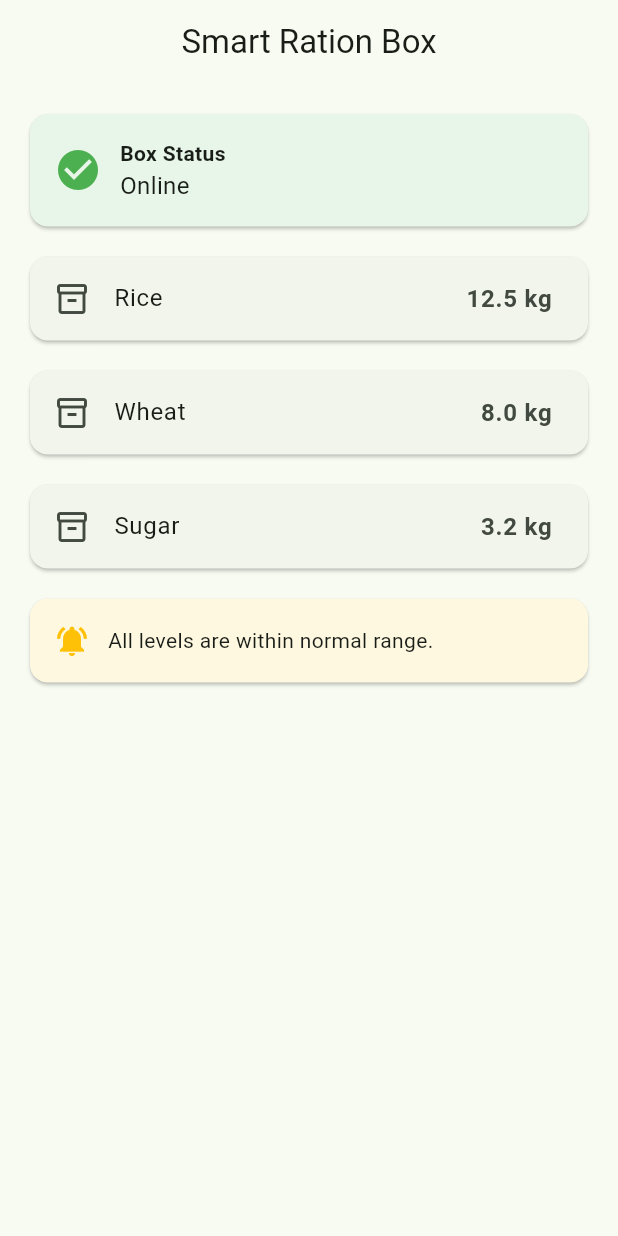
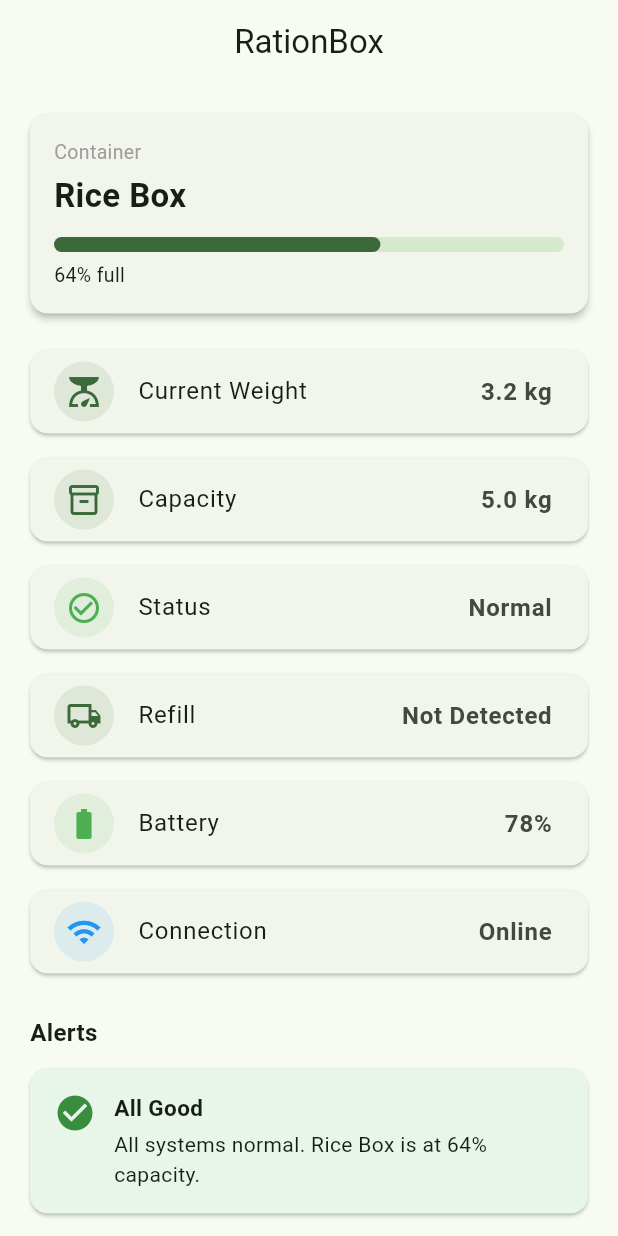
Before and after one commit to Druv08/smart-ration-box-app, a Flutter app: the screen it shows after launch, on a phone screen of 412 x 824 dp. Run offline on Flutter 3.47's test engine with Material 3 defaults, Android fonts, the light colour scheme and no system bars.

Commit message:
Add basic Smart Ration Box dashboard with dummy data

```diff
--- a/lib/data/dummy_data.dart
+++ b/lib/data/dummy_data.dart
@@ -1,11 +1,14 @@
 import '../models/smart_box_data.dart';
 
 class DummyData {
-  static SmartBoxData sampleBox = SmartBoxData(
-    status: 'Online',
-    riceKg: 12.5,
-    wheatKg: 8.0,
-    sugarKg: 3.2,
-    lastUpdated: DateTime.now(),
+  static const SmartBoxData sampleBox = SmartBoxData(
+    containerName: 'Rice Box',
+    currentWeight: 3.2,
+    capacity: 5.0,
+    stockLevel: 64,
+    status: 'Normal',
+    refillDetected: false,
+    battery: 78,
+    connectionStatus: 'Online',
   );
 }
--- a/lib/models/smart_box_data.dart
+++ b/lib/models/smart_box_data.dart
@@ -1,15 +1,21 @@
 class SmartBoxData {
+  final String containerName;
+  final double currentWeight; // in kg
+  final double capacity; // in kg
+  final double stockLevel; // 0-100 (%)
   final String status;
-  final double riceKg;
-  final double wheatKg;
-  final double sugarKg;
-  final DateTime lastUpdated;
+  final bool refillDetected;
+  final int battery; // 0-100 (%)
+  final String connectionStatus;
 
   const SmartBoxData({
+    required this.containerName,
+    required this.currentWeight,
+    required this.capacity,
+    required this.stockLevel,
     required this.status,
-    required this.riceKg,
-    required this.wheatKg,
-    required this.sugarKg,
-    required this.lastUpdated,
+    required this.refillDetected,
+    required this.battery,
+    required this.connectionStatus,
   });
 }
--- a/lib/screens/dashboard_screen.dart
+++ b/lib/screens/dashboard_screen.dart
@@ -1,9 +1,9 @@
 import 'package:flutter/material.dart';
 
 import '../data/dummy_data.dart';
+import '../utils/constants.dart';
 import '../widgets/alert_card.dart';
 import '../widgets/info_card.dart';
-import '../widgets/status_card.dart';
 
 class DashboardScreen extends StatelessWidget {
   const DashboardScreen({super.key});
@@ -11,23 +11,124 @@ class DashboardScreen extends StatelessWidget {
   @override
   Widget build(BuildContext context) {
     final data = DummyData.sampleBox;
+    final isOnline = data.connectionStatus.toLowerCase() == 'online';
+    final lowStock = data.stockLevel < 25;
+    final lowBattery = data.battery < 20;
+    final hasAlert = lowStock || lowBattery || !isOnline;
+
+    final alertMessage = hasAlert
+        ? [
+            if (lowStock) 'Stock level is low.',
+            if (lowBattery) 'Battery is low.',
+            if (!isOnline) 'Device is offline.',
+          ].join(' ')
+        : 'All systems normal. ${data.containerName} is at '
+              '${data.stockLevel.toStringAsFixed(0)}% capacity.';
 
     return Scaffold(
-      appBar: AppBar(title: const Text('Smart Ration Box'), centerTitle: true),
+      appBar: AppBar(
+        title: const Text(AppConstants.appName),
+        centerTitle: true,
+      ),
       body: SingleChildScrollView(
-        padding: const EdgeInsets.all(16),
+        padding: const EdgeInsets.all(AppConstants.defaultPadding),
         child: Column(
           crossAxisAlignment: CrossAxisAlignment.stretch,
           children: [
-            StatusCard(status: data.status),
-            const SizedBox(height: 12),
-            InfoCard(label: 'Rice', value: '${data.riceKg} kg'),
-            const SizedBox(height: 12),
-            InfoCard(label: 'Wheat', value: '${data.wheatKg} kg'),
-            const SizedBox(height: 12),
-            InfoCard(label: 'Sugar', value: '${data.sugarKg} kg'),
-            const SizedBox(height: 12),
-            const AlertCard(message: 'All levels are within normal range.'),
+            // Container header
+            Card(
+              elevation: 2,
+              shape: RoundedRectangleBorder(
+                borderRadius: BorderRadius.circular(12),
+              ),
+              child: Padding(
+                padding: const EdgeInsets.all(16),
+                child: Column(
+                  crossAxisAlignment: CrossAxisAlignment.start,
+                  children: [
+                    const Text(
+                      'Container',
+                      style: TextStyle(fontSize: 13, color: Colors.grey),
+                    ),
+                    const SizedBox(height: 4),
+                    Text(
+                      data.containerName,
+                      style: const TextStyle(
+                        fontSize: 22,
+                        fontWeight: FontWeight.bold,
+                      ),
+                    ),
+                    const SizedBox(height: 12),
+                    LinearProgressIndicator(
+                      value: (data.stockLevel / 100).clamp(0.0, 1.0),
+                      minHeight: 10,
+                      borderRadius: BorderRadius.circular(6),
+                    ),
+                    const SizedBox(height: 6),
+                    Text(
+                      '${data.stockLevel.toStringAsFixed(0)}% full',
+                      style: const TextStyle(fontSize: 13),
+                    ),
+                  ],
+                ),
+              ),
+            ),
+            const SizedBox(height: 16),
+
+            // Info cards
+            InfoCard(
+              icon: Icons.scale,
+              label: 'Current Weight',
+              value: '${data.currentWeight} kg',
+            ),
+            const SizedBox(height: 8),
+            InfoCard(
+              icon: Icons.inventory_2_outlined,
+              label: 'Capacity',
+              value: '${data.capacity} kg',
+            ),
+            const SizedBox(height: 8),
+            InfoCard(
+              icon: Icons.check_circle_outline,
+              label: 'Status',
+              value: data.status,
+              iconColor: Colors.green,
+            ),
+            const SizedBox(height: 8),
+            InfoCard(
+              icon: Icons.local_shipping_outlined,
+              label: 'Refill',
+              value: data.refillDetected ? 'Detected' : 'Not Detected',
+            ),
+            const SizedBox(height: 8),
+            InfoCard(
+              icon: Icons.battery_full,
+              label: 'Battery',
+              value: '${data.battery}%',
+              iconColor: lowBattery ? Colors.red : Colors.green,
+            ),
+            const SizedBox(height: 8),
+            InfoCard(
+              icon: isOnline ? Icons.wifi : Icons.wifi_off,
+              label: 'Connection',
+              value: data.connectionStatus,
+              iconColor: isOnline ? Colors.blue : Colors.red,
+            ),
+            const SizedBox(height: 16),
+
+            // Alerts
+            const Padding(
+              padding: EdgeInsets.symmetric(vertical: 8, horizontal: 4),
+              child: Text(
+                'Alerts',
+                style: TextStyle(fontSize: 16, fontWeight: FontWeight.bold),
+              ),
+            ),
+            AlertCard(
+              title: hasAlert ? 'Attention Needed' : 'All Good',
+              message: alertMessage,
+              isWarning: hasAlert,
+            ),
           ],
         ),
       ),
--- a/lib/utils/constants.dart
+++ b/lib/utils/constants.dart
@@ -3,7 +3,8 @@ import 'package:flutter/material.dart';
 class AppConstants {
   AppConstants._();
 
-  static const String appName = 'Smart Ration Box';
+  static const String appName = 'RationBox';
+  static const String projectName = 'Smart Ration Box';
   static const Color primaryColor = Color(0xFF2E7D32); // green
   static const double defaultPadding = 16.0;
 }
--- a/lib/widgets/alert_card.dart
+++ b/lib/widgets/alert_card.dart
@@ -1,21 +1,50 @@
 import 'package:flutter/material.dart';
 
 class AlertCard extends StatelessWidget {
+  final String title;
   final String message;
+  final bool isWarning;
 
-  const AlertCard({super.key, required this.message});
+  const AlertCard({
+    super.key,
+    required this.title,
+    required this.message,
+    this.isWarning = false,
+  });
 
   @override
   Widget build(BuildContext context) {
+    final bgColor = isWarning ? Colors.amber.shade50 : Colors.green.shade50;
+    final iconColor = isWarning ? Colors.amber.shade800 : Colors.green.shade700;
+    final icon = isWarning ? Icons.warning_amber_rounded : Icons.check_circle;
+
     return Card(
-      color: Colors.amber.shade50,
+      color: bgColor,
+      elevation: 1,
+      shape: RoundedRectangleBorder(borderRadius: BorderRadius.circular(12)),
       child: Padding(
         padding: const EdgeInsets.all(16),
         child: Row(
+          crossAxisAlignment: CrossAxisAlignment.start,
           children: [
-            const Icon(Icons.notifications_active, color: Colors.amber),
+            Icon(icon, color: iconColor, size: 28),
             const SizedBox(width: 12),
-            Expanded(child: Text(message)),
+            Expanded(
+              child: Column(
+                crossAxisAlignment: CrossAxisAlignment.start,
+                children: [
+                  Text(
+                    title,
+                    style: const TextStyle(
+                      fontWeight: FontWeight.bold,
+                      fontSize: 15,
+                    ),
+                  ),
+                  const SizedBox(height: 4),
+                  Text(message, style: const TextStyle(fontSize: 14)),
+                ],
+              ),
+            ),
           ],
         ),
       ),
--- a/lib/widgets/info_card.dart
+++ b/lib/widgets/info_card.dart
@@ -1,16 +1,31 @@
 import 'package:flutter/material.dart';
 
 class InfoCard extends StatelessWidget {
+  final IconData icon;
   final String label;
   final String value;
+  final Color? iconColor;
 
-  const InfoCard({super.key, required this.label, required this.value});
+  const InfoCard({
+    super.key,
+    required this.label,
+    required this.value,
+    this.icon = Icons.inventory_2_outlined,
+    this.iconColor,
+  });
 
   @override
   Widget build(BuildContext context) {
+    final theme = Theme.of(context);
     return Card(
+      elevation: 1,
+      shape: RoundedRectangleBorder(borderRadius: BorderRadius.circular(12)),
       child: ListTile(
-        leading: const Icon(Icons.inventory_2_outlined),
+        leading: CircleAvatar(
+          backgroundColor:
+              (iconColor ?? theme.colorScheme.primary).withOpacity(0.1),
+          child: Icon(icon, color: iconColor ?? theme.colorScheme.primary),
+        ),
         title: Text(label),
         trailing: Text(
           value,
--- a/lib/widgets/status_card.dart
+++ /dev/null
@@ -1,35 +0,0 @@
-import 'package:flutter/material.dart';
-
-class StatusCard extends StatelessWidget {
-  final String status;
-
-  const StatusCard({super.key, required this.status});
-
-  @override
-  Widget build(BuildContext context) {
-    return Card(
-      color: Colors.green.shade50,
-      child: Padding(
-        padding: const EdgeInsets.all(16),
-        child: Row(
-          children: [
-            const Icon(Icons.check_circle, color: Colors.green, size: 32),
-            const SizedBox(width: 12),
-            Expanded(
-              child: Column(
-                crossAxisAlignment: CrossAxisAlignment.start,
-                children: [
-                  const Text(
-                    'Box Status',
-                    style: TextStyle(fontWeight: FontWeight.bold, fontSize: 14),
-                  ),
-                  Text(status, style: const TextStyle(fontSize: 16)),
-                ],
-              ),
-            ),
-          ],
-        ),
-      ),
-    );
-  }
-}
```
Also changed, not shown: 1 other file.
